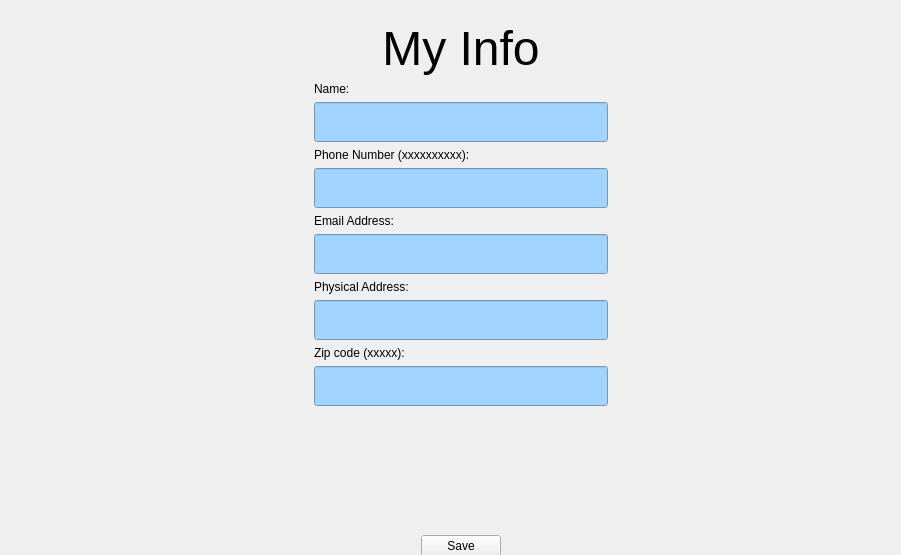
This is team1_1/GUI/userinfo.ui in lee-anh/Adopet as Qt 5 draws it before an edit. The edited form follows.
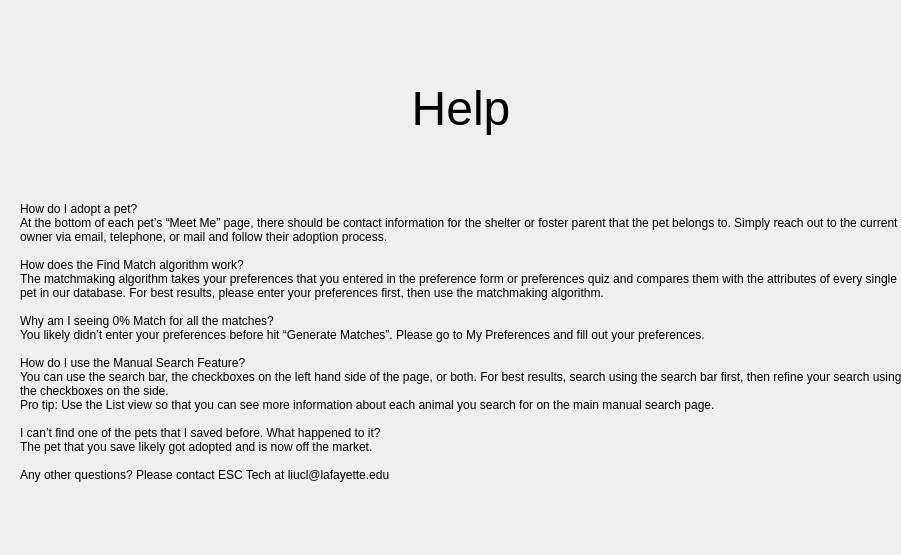
This is the edited form.

The edit to the form file:
```diff
--- a/team1_1/GUI/userinfo.ui
+++ b/team1_1/GUI/userinfo.ui
@@ -29,7 +29,7 @@
       </size>
      </property>
      <property name="currentIndex">
-      <number>2</number>
+      <number>3</number>
      </property>
      <widget class="QWidget" name="createAccount">
       <layout class="QGridLayout" name="gridLayout">
@@ -819,6 +819,94 @@
        </item>
       </layout>
      </widget>
+     <widget class="QWidget" name="page">
+      <layout class="QVBoxLayout" name="verticalLayout_8">
+       <item>
+        <spacer name="verticalSpacer_12">
+         <property name="orientation">
+          <enum>Qt::Vertical</enum>
+         </property>
+         <property name="sizeHint" stdset="0">
+          <size>
+           <width>20</width>
+           <height>36</height>
+          </size>
+         </property>
+        </spacer>
+       </item>
+       <item>
+        <widget class="QLabel" name="label_18">
+         <property name="font">
+          <font>
+           <pointsize>36</pointsize>
+          </font>
+         </property>
+         <property name="text">
+          <string>Help</string>
+         </property>
+         <property name="alignment">
+          <set>Qt::AlignCenter</set>
+         </property>
+        </widget>
+       </item>
+       <item>
+        <spacer name="verticalSpacer_11">
+         <property name="orientation">
+          <enum>Qt::Vertical</enum>
+         </property>
+         <property name="sizeHint" stdset="0">
+          <size>
+           <width>20</width>
+           <height>35</height>
+          </size>
+         </property>
+        </spacer>
+       </item>
+       <item>
+        <widget class="QLabel" name="label_19">
+         <property name="text">
+          <string>How do I adopt a pet?
+At the bottom of each pet’s “Meet Me” page, there should be contact information for the shelter or foster parent that the pet belongs to. Simply reach out to the current owner via email, telephone, or mail and follow their adoption process. 
+
+How does the Find Match algorithm work? 
+The matchmaking algorithm takes your preferences that you entered in the preference form or preferences quiz and compares them with the attributes of every single pet in our database. For best results, please enter your preferences first, then use the matchmaking algorithm.
+
+Why am I seeing 0% Match for all the matches?
+You likely didn’t enter your preferences before hit “Generate Matches”. Please go to My Preferences and fill out your preferences. 
+
+How do I use the Manual Search Feature?
+You can use the search bar, the checkboxes on the left hand side of the page, or both. For best results, search using the search bar first, then refine your search using the checkboxes on the side.
+Pro tip: Use the List view so that you can see more information about each animal you search for on the main manual search page. 
+
+I can’t find one of the pets that I saved before. What happened to it? 
+The pet that you save likely got adopted and is now off the market. 
+
+Any other questions? Please contact ESC Tech at liucl@lafayette.edu
+</string>
+         </property>
+         <property name="alignment">
+          <set>Qt::AlignLeading|Qt::AlignLeft|Qt::AlignTop</set>
+         </property>
+         <property name="wordWrap">
+          <bool>true</bool>
+         </property>
+        </widget>
+       </item>
+       <item>
+        <spacer name="verticalSpacer_10">
+         <property name="orientation">
+          <enum>Qt::Vertical</enum>
+         </property>
+         <property name="sizeHint" stdset="0">
+          <size>
+           <width>20</width>
+           <height>36</height>
+          </size>
+         </property>
+        </spacer>
+       </item>
+      </layout>
+     </widget>
     </widget>
    </item>
   </layout>
```
